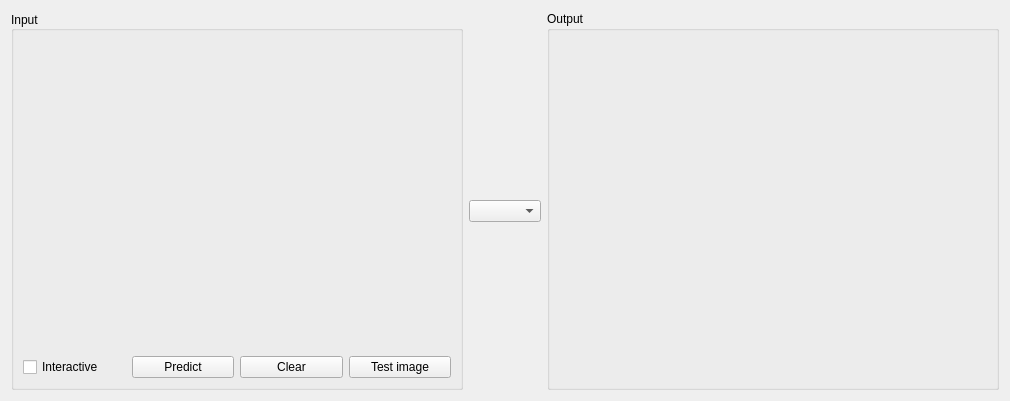
First picture: the form in res/MainWidget.ui, repository Ingener74/Nizaje, before the edit.
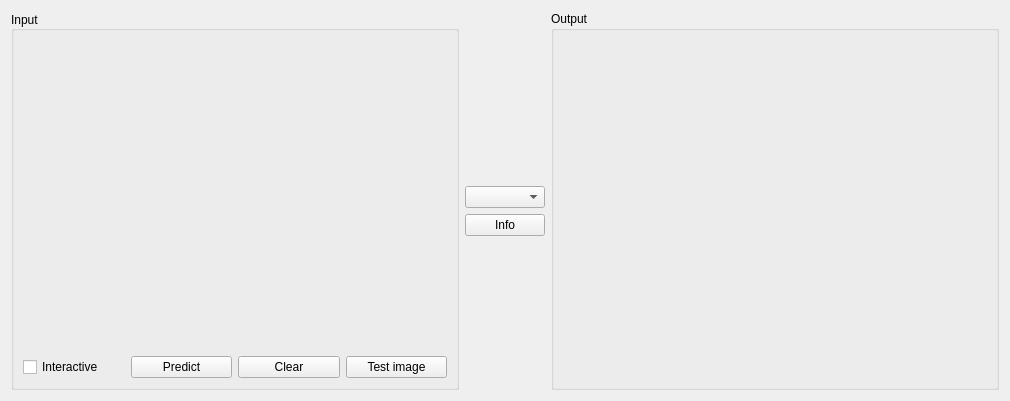
Second picture: the form after the edit. Icons and pictures are not drawn. Custom widgets are drawn as their Qt base class.

Diff of the .ui file:
```diff
--- a/res/MainWidget.ui
+++ b/res/MainWidget.ui
@@ -155,6 +155,13 @@
        </property>
       </widget>
      </item>
+     <item>
+      <widget class="QPushButton" name="pushButtonModelInfo">
+       <property name="text">
+        <string>Info</string>
+       </property>
+      </widget>
+     </item>
      <item>
       <spacer name="verticalSpacer_2">
        <property name="orientation">
```
